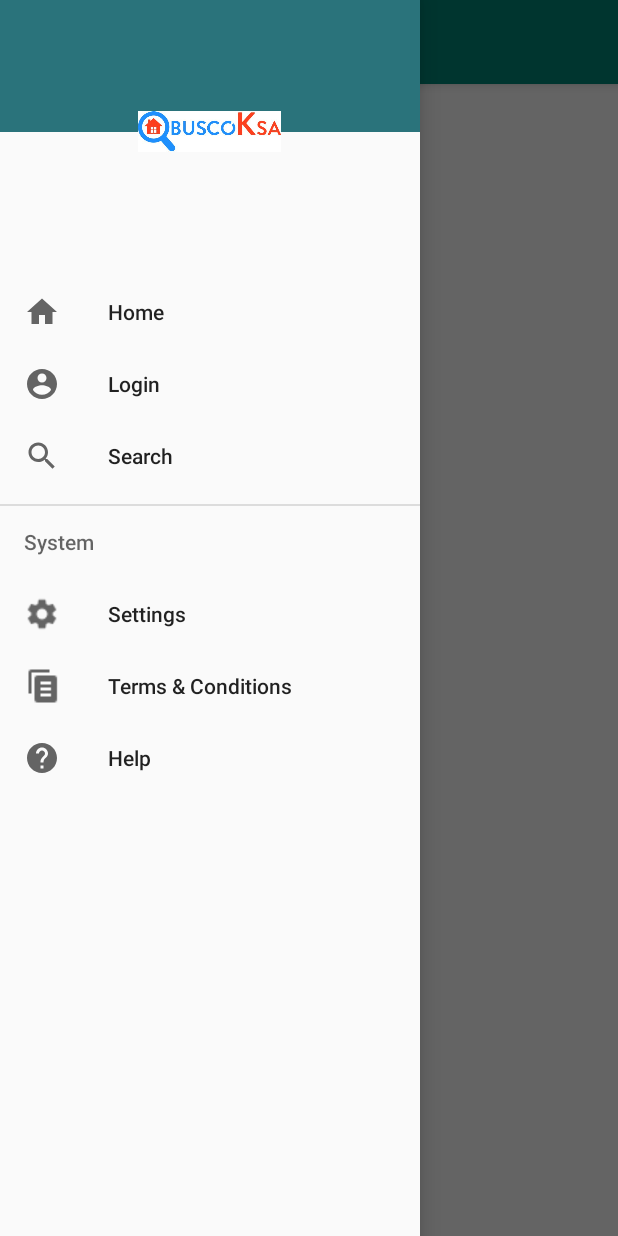
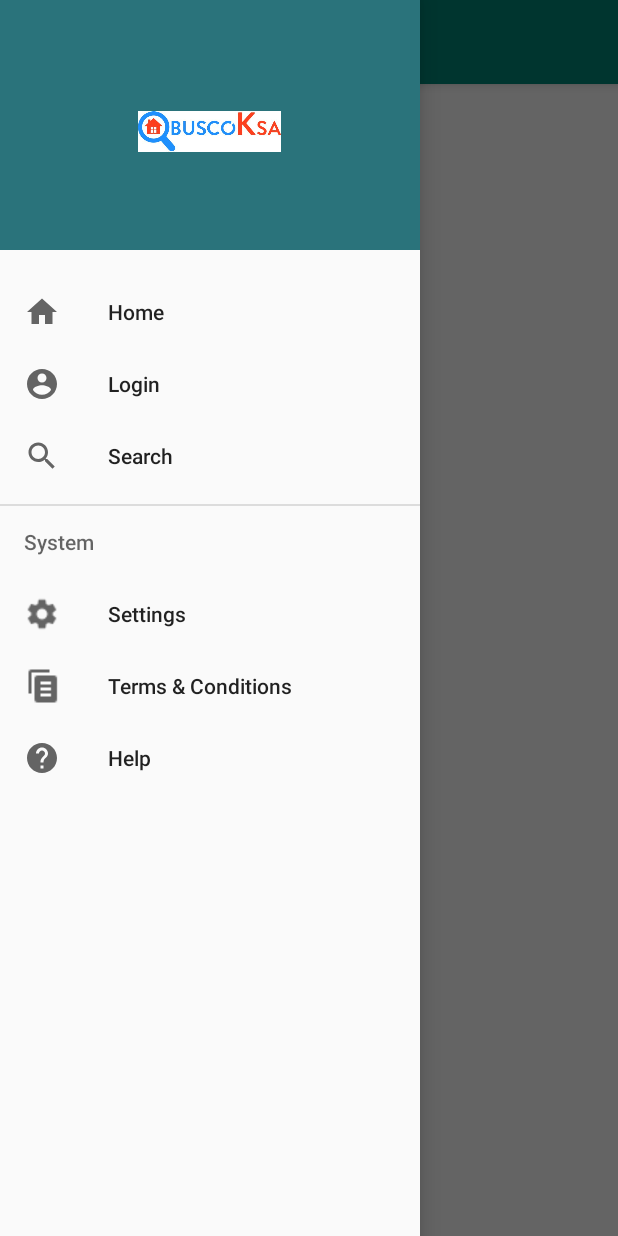
Before and after one commit to sestefan/buscoksa, an Android app: the screen it shows after launch (MainActivity), with the side drawer open, on a phone screen of 412 x 824 dp. Run offline under Robolectric (Android 15) with nearby library versions, the phone set to English and light mode, and no system bars; our stand-ins replace Picasso; libraries missing offline, so code that uses them is left out: com.facebook; pictures from the network do not load; 2 statements that could not run were skipped.

Commit message:
Version estable

```diff
--- a/app/src/main/java/com/example/sestefan/proyecto/activity/MainActivity.java
+++ b/app/src/main/java/com/example/sestefan/proyecto/activity/MainActivity.java
@@ -102,17 +102,17 @@ public class MainActivity extends AppCompatActivity implements NavigationView.On
         getSupportFragmentManager().beginTransaction().replace(R.id.container, HomePageFragment.newInstance()).commit();
         navigationView.getMenu().findItem(R.id.nav_login).setChecked(false);
         navigationView.getMenu().findItem(R.id.nav_home).setChecked(true);
-        ImageView imgFacebookLogin = navigationView.findViewById(R.id.img_fb_profile);
+        ImageView imgFacebookLogin = navigationView.getHeaderView(0).findViewById(R.id.img_fb_profile);
         String facebookUserId = AccessToken.getCurrentAccessToken().getUserId();
         String facebookLoginImageUrl = "http://graph.facebook.com/" + facebookUserId + "/picture?type=large";
         String facebookFullName = Profile.getCurrentProfile().getName();
-        TextView txtFacebookFullName = navigationView.findViewById(R.id.fb_full_name);
+        TextView txtFacebookFullName = navigationView.getHeaderView(0).findViewById(R.id.fb_full_name);
         if (facebookLoginImageUrl != null && !facebookLoginImageUrl.isEmpty()) {
             Picasso.get().load(facebookLoginImageUrl).into(imgFacebookLogin);
         } else {
             Picasso.get().load(R.drawable.menu_header_img).into(imgFacebookLogin);
         }
-        txtFacebookFullName.setText(facebookFullName.isEmpty() ? facebookFullName : "You Know Who");
+        txtFacebookFullName.setText(!facebookFullName.isEmpty() ? facebookFullName : "You Know Who");
 
         GraphRequestAsyncTask request = GraphRequest.newMeRequest(AccessToken.getCurrentAccessToken(), new GraphRequest.GraphJSONObjectCallback() {
             @Override
--- a/app/src/main/res/layout/nav_header_main.xml
+++ b/app/src/main/res/layout/nav_header_main.xml
@@ -1,11 +1,11 @@
 <?xml version="1.0" encoding="utf-8"?>
 <RelativeLayout xmlns:android="http://schemas.android.com/apk/res/android"
     android:layout_width="match_parent"
-    android:layout_height="wrap_content">
+    android:layout_height="@dimen/nav_header_height">
 
     <LinearLayout
         android:layout_width="match_parent"
-        android:layout_height="@dimen/nav_header_height"
+        android:layout_height="wrap_content"
         android:orientation="vertical"
         android:weightSum="2">
 
@@ -34,4 +34,5 @@
         android:layout_height="wrap_content"
         android:layout_centerInParent="true"
         android:src="@drawable/menu_header_img" />
+
 </RelativeLayout>
```
